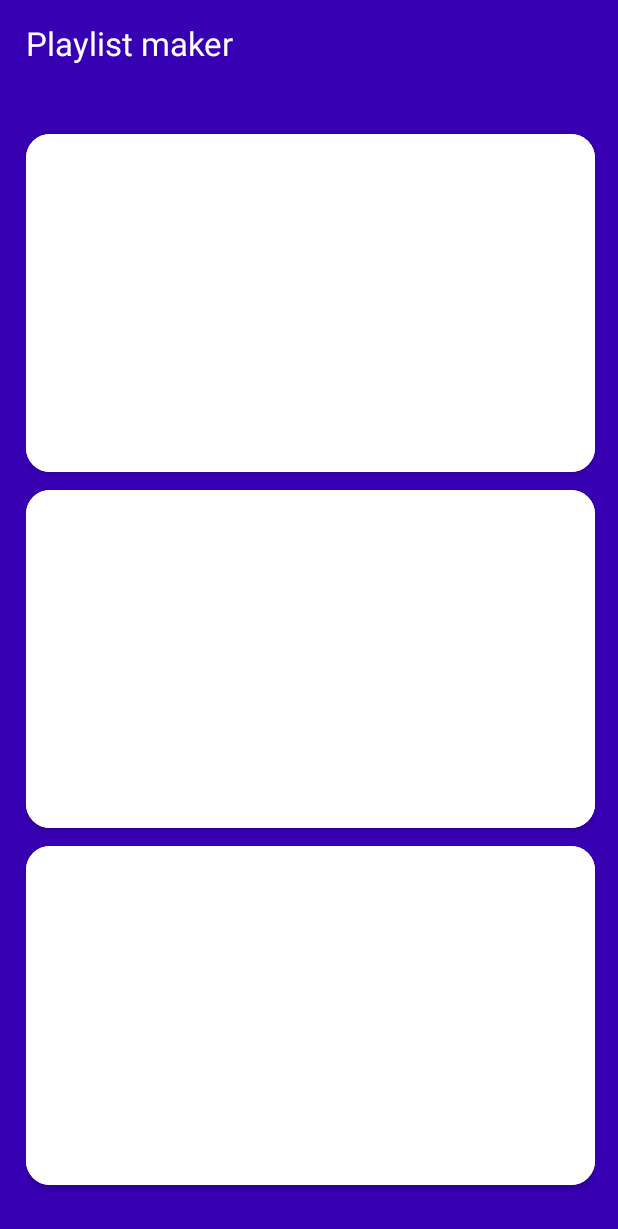
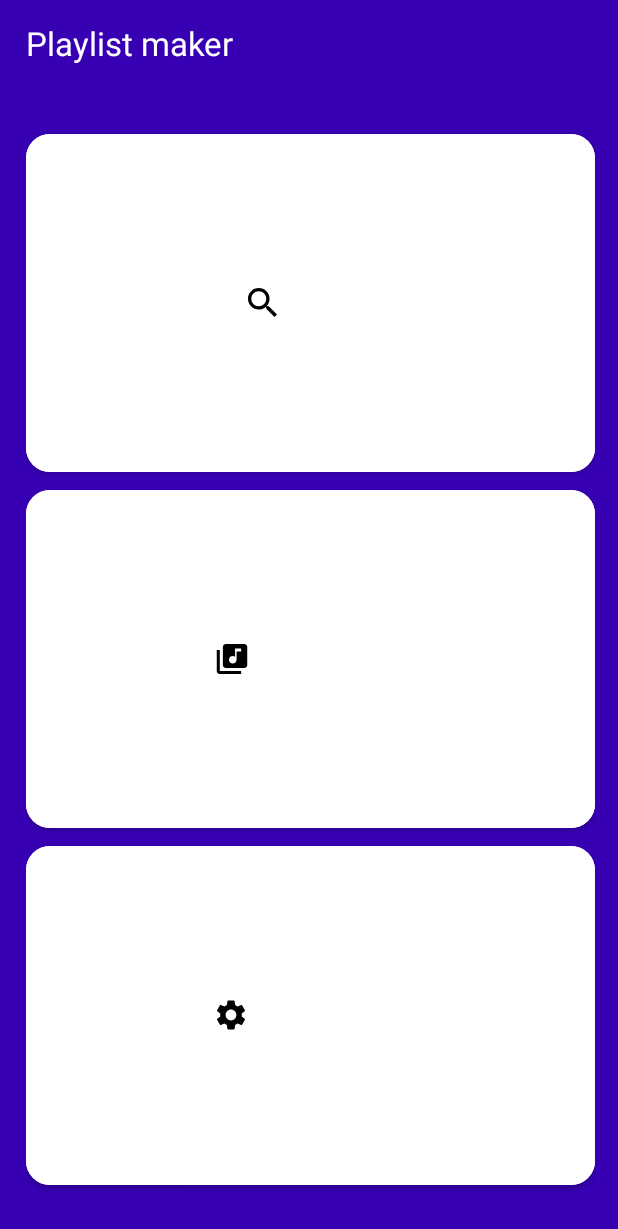
Before and after one commit to OlegQt/Yandex-Practicum_PlaylistMaker, an Android app: the screen it shows after launch (MainActivity), on a phone screen of 412 x 824 dp. Shown: the top 1229 px of the screen. Run offline under Robolectric (Android 15) with nearby library versions, the phone set to English and light mode, and no system bars.

Commit message:
Icons settings

```diff
--- a/app/src/main/res/layout/activity_main.xml
+++ b/app/src/main/res/layout/activity_main.xml
@@ -30,9 +30,12 @@
         android:backgroundTint="@color/white"
         app:cornerRadius="16dp"
         app:icon="@drawable/ic_vector"
+        app:iconGravity="textStart"
+        app:iconTint="@color/black"
+        app:iconPadding="10dp"
 
         />
-
+    <!--@dimen/icon_padding-->
     <Button
 
         android:layout_width="match_parent"
@@ -43,6 +46,9 @@
         android:backgroundTint="@color/white"
         app:cornerRadius="16dp"
         app:icon="@drawable/ic_media"
+        app:iconGravity="textStart"
+        app:iconTint="@color/black"
+        app:iconPadding="10dp"
         />
 
     <Button
@@ -54,6 +60,9 @@
         android:backgroundTint="@color/white"
         app:cornerRadius="16dp"
         app:icon="@drawable/ic_options"
+        app:iconGravity="textStart"
+        app:iconTint="@color/black"
+        app:iconPadding="10dp"
 
 
         />
```
